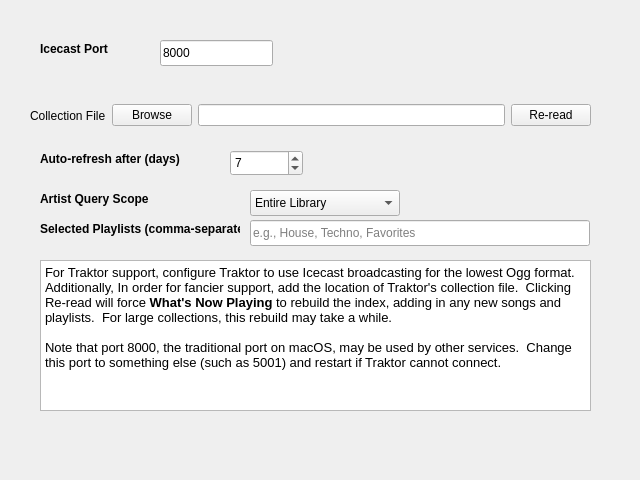
whatsnowplaying/whats-now-playing, file nowplaying/resources/ui/inputs_traktor.ui: the form before one commit.
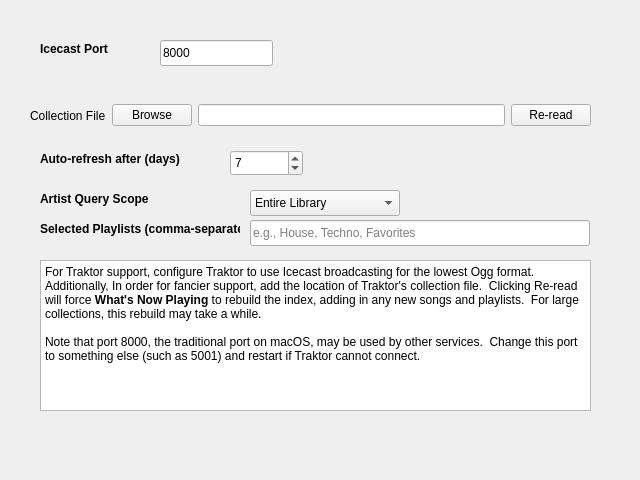
The form after the commit.

Commit message:
Fix Windows font scaling, hide unimplemented Kick commands, docs
* Remove hardcoded macOS font families and absolute pt sizes from
  all settings UI panels; Qt now inherits system font correctly on
  all platforms
* Fix About page title to use widget font property instead of
  inline HTML font-size
* Hide unimplemented command/permissions widgets in Kick Chat UI
* Add kickbot-settings.png and kickbot-chat.png to docs
* Update CHANGELOG: security fixes, SSL CA store, reliability
  improvements, arrow overlay, font scaling, Serato3 null-byte fix
* Remove basedpyright from requirements-dev.txt

The edit to the form file:
```diff
--- a/nowplaying/resources/ui/inputs_traktor.ui
+++ b/nowplaying/resources/ui/inputs_traktor.ui
@@ -205,10 +205,10 @@
 hr { height: 1px; border-width: 0; }
 li.unchecked::marker { content: &quot;\2610&quot;; }
 li.checked::marker { content: &quot;\2612&quot;; }
-&lt;/style&gt;&lt;/head&gt;&lt;body style=&quot; font-family:'Sans'; font-size:10pt; font-weight:400; font-style:normal;&quot;&gt;
-&lt;p style=&quot; margin-top:0px; margin-bottom:0px; margin-left:0px; margin-right:0px; -qt-block-indent:0; text-indent:0px;&quot;&gt;For Traktor support, configure Traktor to use Icecast broadcasting for the lowest Ogg format.  Additionally, In order for fancier support, add the location of Traktor's collection file.  Clicking Re-read will force &lt;span style=&quot; font-weight:700;&quot;&gt;What's Now Playing&lt;/span&gt; to rebuild the index, adding in any new songs and playlists.  For large collections, this rebuild may take a while.&lt;/p&gt;
-&lt;p style=&quot;-qt-paragraph-type:empty; margin-top:0px; margin-bottom:0px; margin-left:0px; margin-right:0px; -qt-block-indent:0; text-indent:0px;&quot;&gt;&lt;br /&gt;&lt;/p&gt;
-&lt;p style=&quot; margin-top:0px; margin-bottom:0px; margin-left:0px; margin-right:0px; -qt-block-indent:0; text-indent:0px;&quot;&gt;Note that port 8000, the traditional port on macOS, may be used by other services.  Change this port to something else (such as 5001) and restart if Traktor cannot connect.&lt;/p&gt;&lt;/body&gt;&lt;/html&gt;</string>
+&lt;/style&gt;&lt;/head&gt;&lt;body&gt;
+&lt;p style=&quot;margin-top:0px; margin-bottom:0px; margin-left:0px; margin-right:0px; -qt-block-indent:0; text-indent:0px&quot;&gt;For Traktor support, configure Traktor to use Icecast broadcasting for the lowest Ogg format.  Additionally, In order for fancier support, add the location of Traktor's collection file.  Clicking Re-read will force &lt;span style=&quot;font-weight: 700&quot;&gt;What's Now Playing&lt;/span&gt; to rebuild the index, adding in any new songs and playlists.  For large collections, this rebuild may take a while.&lt;/p&gt;
+&lt;p style=&quot;-qt-paragraph-type:empty; margin-top:0px; margin-bottom:0px; margin-left:0px; margin-right:0px; -qt-block-indent:0; text-indent:0px&quot;&gt;&lt;br /&gt;&lt;/p&gt;
+&lt;p style=&quot;margin-top:0px; margin-bottom:0px; margin-left:0px; margin-right:0px; -qt-block-indent:0; text-indent:0px&quot;&gt;Note that port 8000, the traditional port on macOS, may be used by other services.  Change this port to something else (such as 5001) and restart if Traktor cannot connect.&lt;/p&gt;&lt;/body&gt;&lt;/html&gt;</string>
    </property>
   </widget>
  </widget>
```
The commit also changes 26 other files.
